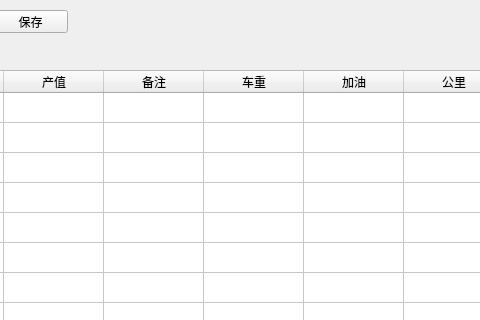
The window that form/production_value.ui (xiejiati/realSaraly) describes before a commit, drawn with Qt 5; both pictures show x 207 to 687 and y 0 to 320 of the 919 by 600 pixel window.
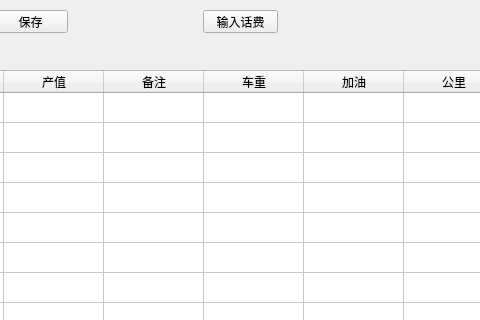
The same window after the commit.

Diff of the .ui file:
```diff
--- a/form/production_value.ui
+++ b/form/production_value.ui
@@ -183,6 +183,19 @@
      <string>保存</string>
     </property>
    </widget>
+   <widget class="QPushButton" name="pushButton_2">
+    <property name="geometry">
+     <rect>
+      <x>410</x>
+      <y>10</y>
+      <width>75</width>
+      <height>23</height>
+     </rect>
+    </property>
+    <property name="text">
+     <string>输入话费</string>
+    </property>
+   </widget>
   </widget>
   <widget class="QStatusBar" name="statusbar"/>
  </widget>
```
Left out of the diff: 2 changed lines with no effect on the pictures.
